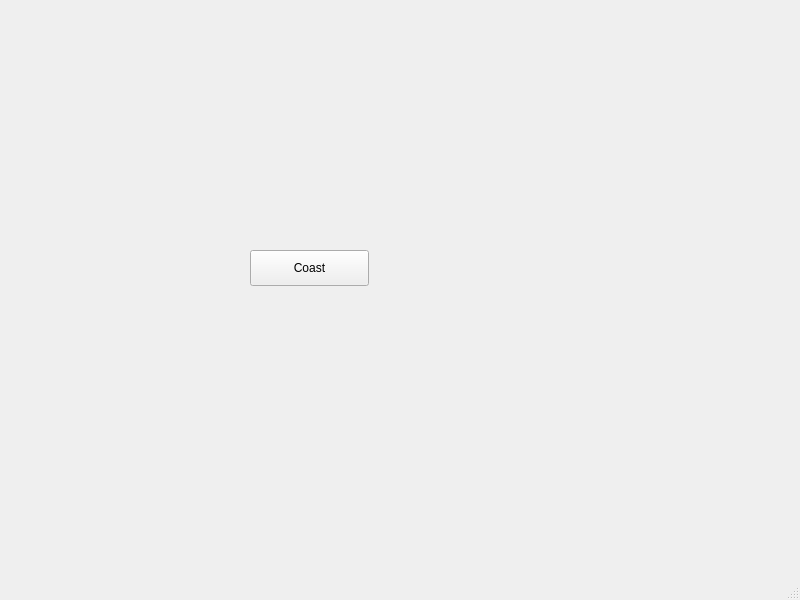
This is mainwindow.ui in Shawlleyw/qt-painter as Qt 5 draws it before an edit. The edited form follows.
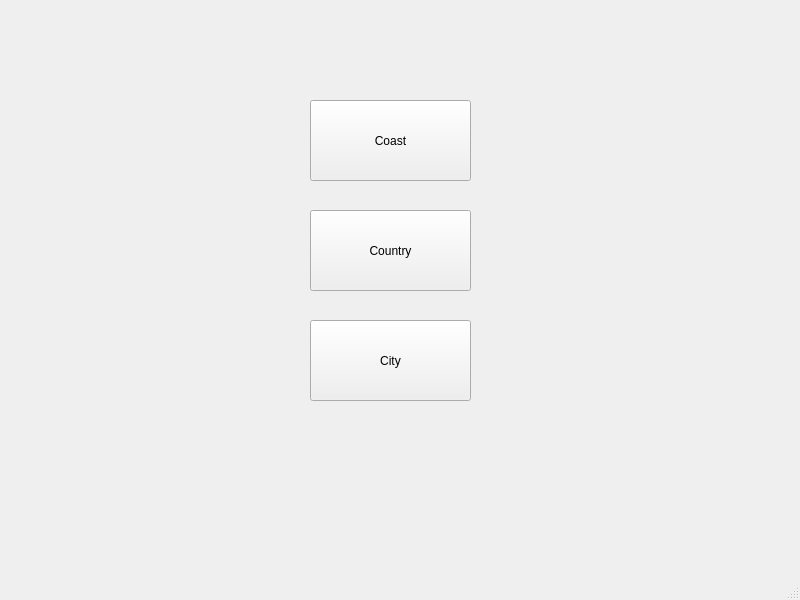
This is the edited form.

```diff
--- a/mainwindow.ui
+++ b/mainwindow.ui
@@ -17,16 +17,42 @@
    <widget class="QPushButton" name="CoastEntry">
     <property name="geometry">
      <rect>
-      <x>250</x>
-      <y>250</y>
-      <width>119</width>
-      <height>36</height>
+      <x>310</x>
+      <y>100</y>
+      <width>161</width>
+      <height>81</height>
      </rect>
     </property>
     <property name="text">
      <string>Coast</string>
     </property>
    </widget>
+   <widget class="QPushButton" name="Country">
+    <property name="geometry">
+     <rect>
+      <x>310</x>
+      <y>210</y>
+      <width>161</width>
+      <height>81</height>
+     </rect>
+    </property>
+    <property name="text">
+     <string>Country</string>
+    </property>
+   </widget>
+   <widget class="QPushButton" name="City">
+    <property name="geometry">
+     <rect>
+      <x>310</x>
+      <y>320</y>
+      <width>161</width>
+      <height>81</height>
+     </rect>
+    </property>
+    <property name="text">
+     <string>City</string>
+    </property>
+   </widget>
   </widget>
   <widget class="QMenuBar" name="menubar">
    <property name="geometry">
```
